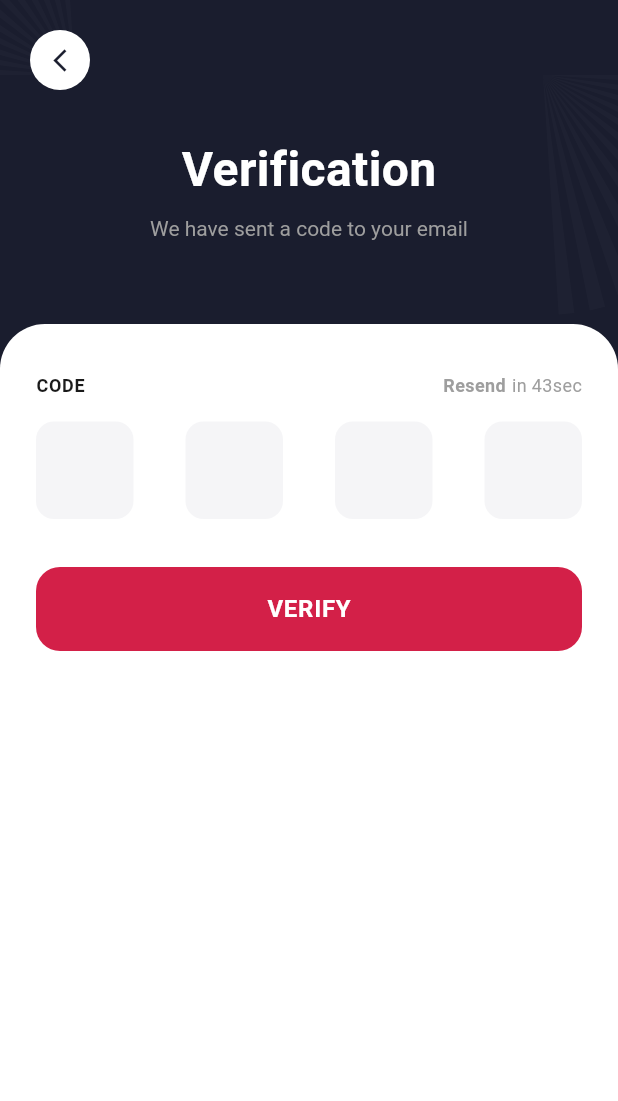
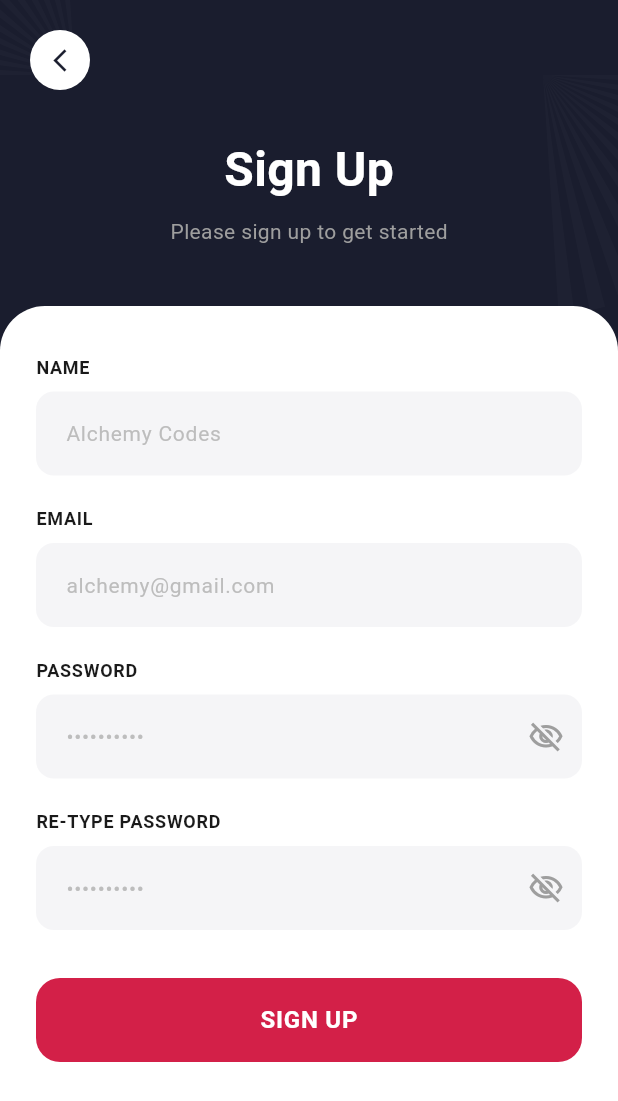
Before and after one commit to Kanjo-Elkamira-Ndi/Shayo_Frontend, a Flutter app: the screen it shows after launch, on a phone screen of 412 x 824 dp. Shown: the top 1101 px of the screen. Run offline on Flutter 3.47's test engine with Material 3 defaults, Android fonts, the light colour scheme and no system bars.

Commit message:
SignUp UI done

```diff
--- a/lib/app.dart
+++ b/lib/app.dart
@@ -3,7 +3,8 @@ import 'package:flutter/material.dart';
 // import 'core/presentation/onboarding_screen.dart';
 // import 'features/auth/login_screen.dart';
 // import 'features/auth/forgot_password_screen.dart';
-import 'features/auth/verification_screen.dart';
+// import 'features/auth/verification_screen.dart';
+import 'features/auth/signup_screen.dart';
 
 class ShayoApp extends StatelessWidget {
   const ShayoApp({super.key});
@@ -17,7 +18,8 @@ class ShayoApp extends StatelessWidget {
       // home: const OnboardingScreen(),
       // home: const LoginScreen(),
       // home: const ForgotPasswordScreen(),
-      home: const VerificationScreen(email: ''),
+      // home: const VerificationScreen(email: ''),
+      home: const SignUpScreen(),
     );
   }
 }
--- /dev/null
+++ b/lib/features/auth/signup_screen.dart
@@ -0,0 +1,431 @@
+import 'package:flutter/material.dart';
+import 'dart:math' as math;
+
+class SignUpScreen extends StatefulWidget {
+  const SignUpScreen({Key? key}) : super(key: key);
+
+  @override
+  State<SignUpScreen> createState() => _SignUpScreenState();
+}
+
+class _SignUpScreenState extends State<SignUpScreen> {
+  final _formKey = GlobalKey<FormState>();
+  final _nameController = TextEditingController();
+  final _emailController = TextEditingController();
+  final _passwordController = TextEditingController();
+  final _confirmPasswordController = TextEditingController();
+  bool _obscurePassword = true;
+  bool _obscureConfirmPassword = true;
+
+  @override
+  void dispose() {
+    _nameController.dispose();
+    _emailController.dispose();
+    _passwordController.dispose();
+    _confirmPasswordController.dispose();
+    super.dispose();
+  }
+
+  void _handleSignUp() {
+    if (_formKey.currentState!.validate()) {
+      // TO-DO: Implement sign up logic
+      print('Name: ${_nameController.text}');
+      print('Email: ${_emailController.text}');
+      print('Password: ${_passwordController.text}');
+    }
+  }
+
+  @override
+  Widget build(BuildContext context) {
+    return Scaffold(
+      backgroundColor: const Color(0xFF1A1D2E),
+      body: Stack(
+        children: [
+          // Top left decorative rays
+          Positioned(
+            top: -50,
+            left: -50,
+            child: Opacity(
+              opacity: 0.2,
+              child: CustomPaint(
+                size: const Size(200, 200),
+                painter: RaysPainter(isTopLeft: true),
+              ),
+            ),
+          ),
+
+          // Top right decorative rays
+          Positioned(
+            top: -50,
+            right: -50,
+            child: Opacity(
+              opacity: 0.2,
+              child: CustomPaint(
+                size: const Size(200, 200),
+                painter: RaysPainter(isTopLeft: false),
+              ),
+            ),
+          ),
+
+          SafeArea(
+            child: Column(
+              children: [
+                // Top section with dark background
+                Padding(
+                  padding: const EdgeInsets.symmetric(horizontal: 20.0),
+                  child: Column(
+                    children: [
+                      const SizedBox(height: 20),
+
+                      // Back button
+                      Align(
+                        alignment: Alignment.centerLeft,
+                        child: GestureDetector(
+                          onTap: () {
+                            Navigator.pop(context);
+                          },
+                          child: Container(
+                            width: 40,
+                            height: 40,
+                            decoration: const BoxDecoration(
+                              color: Colors.white,
+                              shape: BoxShape.circle,
+                            ),
+                            child: const Icon(
+                              Icons.arrow_back_ios_new,
+                              color: Color(0xFF1A1D2E),
+                              size: 18,
+                            ),
+                          ),
+                        ),
+                      ),
+
+                      const SizedBox(height: 30),
+
+                      // Title
+                      const Text(
+                        'Sign Up',
+                        style: TextStyle(
+                          fontSize: 32,
+                          fontWeight: FontWeight.bold,
+                          color: Colors.white,
+                        ),
+                      ),
+
+                      const SizedBox(height: 8),
+
+                      // Subtitle
+                      const Text(
+                        'Please sign up to get started',
+                        style: TextStyle(
+                          fontSize: 14,
+                          color: Color(0xFF9E9E9E),
+                        ),
+                      ),
+
+                      const SizedBox(height: 40),
+                    ],
+                  ),
+                ),
+
+                // Form container - fills remaining space
+                Expanded(
+                  child: Container(
+                    width: double.infinity,
+                    padding: const EdgeInsets.fromLTRB(24, 32, 24, 24),
+                    decoration: const BoxDecoration(
+                      color: Colors.white,
+                      borderRadius: BorderRadius.only(
+                        topLeft: Radius.circular(30),
+                        topRight: Radius.circular(30),
+                      ),
+                    ),
+                    child: SingleChildScrollView(
+                      child: Form(
+                        key: _formKey,
+                        child: Column(
+                          crossAxisAlignment: CrossAxisAlignment.start,
+                          children: [
+                            // Name field
+                            const Text(
+                              'NAME',
+                              style: TextStyle(
+                                fontSize: 12,
+                                fontWeight: FontWeight.w600,
+                                color: Color(0xFF1A1A1A),
+                                letterSpacing: 0.5,
+                              ),
+                            ),
+                            const SizedBox(height: 8),
+                            TextFormField(
+                              controller: _nameController,
+                              keyboardType: TextInputType.name,
+                              decoration: InputDecoration(
+                                hintText: 'Alchemy Codes',
+                                hintStyle: const TextStyle(
+                                  color: Color(0xFFBDBDBD),
+                                  fontSize: 14,
+                                ),
+                                filled: true,
+                                fillColor: const Color(0xFFF5F5F7),
+                                border: OutlineInputBorder(
+                                  borderRadius: BorderRadius.circular(12),
+                                  borderSide: BorderSide.none,
+                                ),
+                                contentPadding: const EdgeInsets.symmetric(
+                                  horizontal: 16,
+                                  vertical: 16,
+                                ),
+                              ),
+                              validator: (value) {
+                                if (value == null || value.isEmpty) {
+                                  return 'Please enter your name';
+                                }
+                                return null;
+                              },
+                            ),
+
+                            const SizedBox(height: 20),
+
+                            // Email field
+                            const Text(
+                              'EMAIL',
+                              style: TextStyle(
+                                fontSize: 12,
+                                fontWeight: FontWeight.w600,
+                                color: Color(0xFF1A1A1A),
+                                letterSpacing: 0.5,
+                              ),
+                            ),
+                            const SizedBox(height: 8),
+                            TextFormField(
+                              controller: _emailController,
+                              keyboardType: TextInputType.emailAddress,
+                              decoration: InputDecoration(
+                                hintText: 'alchemy@gmail.com',
+                                hintStyle: const TextStyle(
+                                  color: Color(0xFFBDBDBD),
+                                  fontSize: 14,
+                                ),
+                                filled: true,
+                                fillColor: const Color(0xFFF5F5F7),
+                                border: OutlineInputBorder(
+                                  borderRadius: BorderRadius.circular(12),
+                                  borderSide: BorderSide.none,
+                                ),
+                                contentPadding: const EdgeInsets.symmetric(
+                                  horizontal: 16,
+                                  vertical: 16,
+                                ),
+                              ),
+                              validator: (value) {
+                                if (value == null || value.isEmpty) {
+                                  return 'Please enter your email';
+                                }
+                                if (!value.contains('@')) {
+                                  return 'Please enter a valid email';
+                                }
+                                return null;
+                              },
+                            ),
+
+                            const SizedBox(height: 20),
+
+                            // Password field
+                            const Text(
+                              'PASSWORD',
+                              style: TextStyle(
+                                fontSize: 12,
+                                fontWeight: FontWeight.w600,
+                                color: Color(0xFF1A1A1A),
+                                letterSpacing: 0.5,
+                              ),
+                            ),
+                            const SizedBox(height: 8),
+                            TextFormField(
+                              controller: _passwordController,
+                              obscureText: _obscurePassword,
+                              decoration: InputDecoration(
+                                hintText: '••••••••••',
+                                hintStyle: const TextStyle(
+                                  color: Color(0xFFBDBDBD),
+                                  fontSize: 14,
+                                ),
+                                filled: true,
+                                fillColor: const Color(0xFFF5F5F7),
+                                border: OutlineInputBorder(
+                                  borderRadius: BorderRadius.circular(12),
+                                  borderSide: BorderSide.none,
+                                ),
+                                contentPadding: const EdgeInsets.symmetric(
+                                  horizontal: 16,
+                                  vertical: 16,
+                                ),
+                                suffixIcon: IconButton(
+                                  icon: Icon(
+                                    _obscurePassword
+                                        ? Icons.visibility_off_outlined
+                                        : Icons.visibility_outlined,
+                                    color: const Color(0xFF9E9E9E),
+                                  ),
+                                  onPressed: () {
+                                    setState(() {
+                                      _obscurePassword = !_obscurePassword;
+                                    });
+                                  },
+                                ),
+                              ),
+                              validator: (value) {
+                                if (value == null || value.isEmpty) {
+                                  return 'Please enter your password';
+                                }
+                                if (value.length < 6) {
+                                  return 'Password must be at least 6 characters';
+                                }
+                                return null;
+                              },
+                            ),
+
+                            const SizedBox(height: 20),
+
+                            // Re-type Password field
+                            const Text(
+                              'RE-TYPE PASSWORD',
+                              style: TextStyle(
+                                fontSize: 12,
+                                fontWeight: FontWeight.w600,
+                                color: Color(0xFF1A1A1A),
+                                letterSpacing: 0.5,
+                              ),
+                            ),
+                            const SizedBox(height: 8),
+                            TextFormField(
+                              controller: _confirmPasswordController,
+                              obscureText: _obscureConfirmPassword,
+                              decoration: InputDecoration(
+                                hintText: '••••••••••',
+                                hintStyle: const TextStyle(
+                                  color: Color(0xFFBDBDBD),
+                                  fontSize: 14,
+                                ),
+                                filled: true,
+                                fillColor: const Color(0xFFF5F5F7),
+                                border: OutlineInputBorder(
+                                  borderRadius: BorderRadius.circular(12),
+                                  borderSide: BorderSide.none,
+                                ),
+                                contentPadding: const EdgeInsets.symmetric(
+                                  horizontal: 16,
+                                  vertical: 16,
+                                ),
+                                suffixIcon: IconButton(
+                                  icon: Icon(
+                                    _obscureConfirmPassword
+                                        ? Icons.visibility_off_outlined
+                                        : Icons.visibility_outlined,
+                                    color: const Color(0xFF9E9E9E),
+                                  ),
+                                  onPressed: () {
+                                    setState(() {
+                                      _obscureConfirmPassword =
+                                          !_obscureConfirmPassword;
+                                    });
+                                  },
+                                ),
+                              ),
+                              validator: (value) {
+                                if (value == null || value.isEmpty) {
+                                  return 'Please re-enter your password';
+                                }
+                                if (value != _passwordController.text) {
+                                  return 'Passwords do not match';
+                                }
+                                return null;
+                              },
+                            ),
+
+                            const SizedBox(height: 32),
+
+                            // Sign up button
+                            SizedBox(
+                              width: double.infinity,
+                              height: 56,
+                              child: ElevatedButton(
+                                onPressed: _handleSignUp,
+                                style: ElevatedButton.styleFrom(
+                                  backgroundColor: const Color(0xFFD32048),
+                                  foregroundColor: Colors.white,
+                                  elevation: 0,
+                                  shape: RoundedRectangleBorder(
+                                    borderRadius: BorderRadius.circular(16),
+                                  ),
+                                ),
+                                child: const Text(
+                                  'SIGN UP',
+                                  style: TextStyle(
+                                    fontSize: 16,
+                                    fontWeight: FontWeight.w600,
+                                    letterSpacing: 0.5,
+                                  ),
+                                ),
+                              ),
+                            ),
+                          ],
+                        ),
+                      ),
+                    ),
+                  ),
+                ),
+              ],
+            ),
+          ),
+        ],
+      ),
+    );
+  }
+}
+
+class RaysPainter extends CustomPainter {
+  final bool isTopLeft;
+
+  RaysPainter({required this.isTopLeft});
+
+  @override
+  void paint(Canvas canvas, Size size) {
+    final paint = Paint()
+      ..color = Colors.white.withOpacity(0.1)
+      ..style = PaintingStyle.fill;
+
+    final center = Offset(size.width / 2, size.height / 2);
+    final radius = size.width * 0.8;
+
+    const rayCount = 24;
+    final startAngle = isTopLeft ? math.pi : 0.0;
+    const sweepAngle = math.pi / 2;
+    const angleStep = sweepAngle / rayCount;
+
+    for (int i = 0; i < rayCount; i++) {
+      if (i % 2 == 0) {
+        final angle1 = startAngle + (i * angleStep);
+        final angle2 = startAngle + ((i + 1) * angleStep);
+
+        final path = Path()
+          ..moveTo(center.dx, center.dy)
+          ..lineTo(
+            center.dx + radius * math.cos(angle1),
+            center.dy + radius * math.sin(angle1),
+          )
+          ..lineTo(
+            center.dx + radius * math.cos(angle2),
+            center.dy + radius * math.sin(angle2),
+          )
+          ..close();
+
+        canvas.drawPath(path, paint);
+      }
+    }
+  }
+
+  @override
+  bool shouldRepaint(covariant CustomPainter oldDelegate) => false;
+}
```
